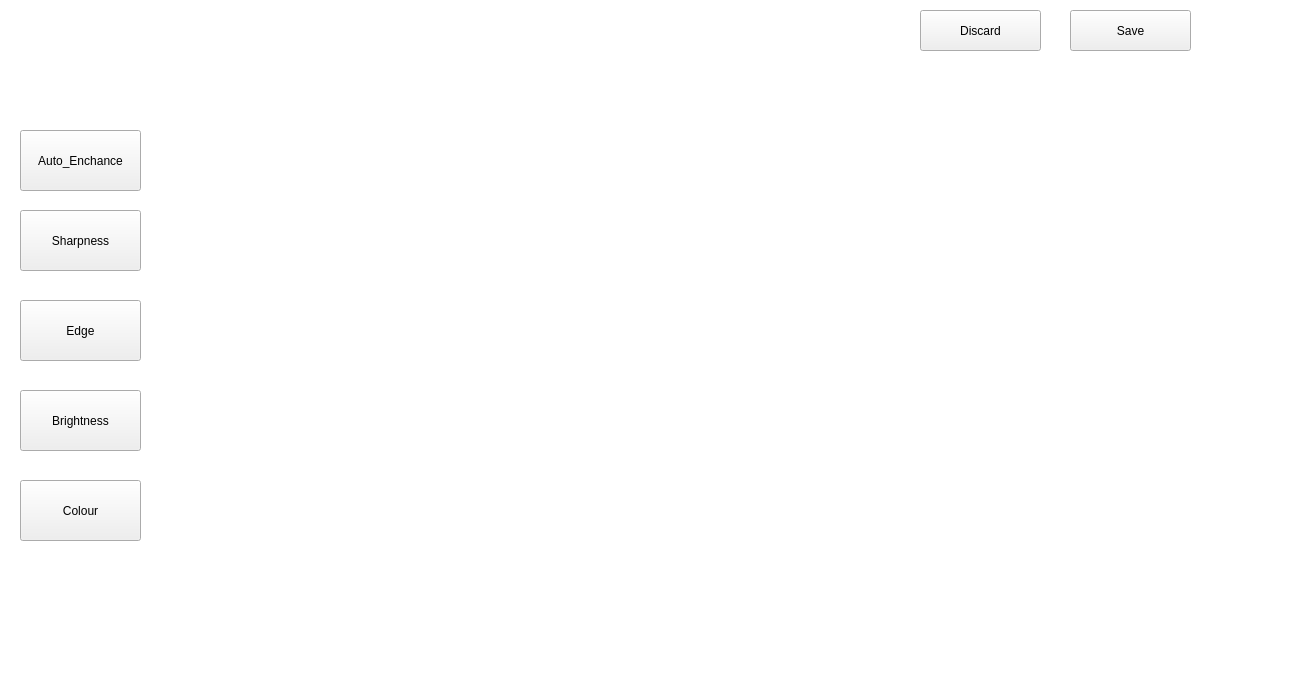
Qt form home.ui (rishuriya/Jovian-Perspective) before a commit.
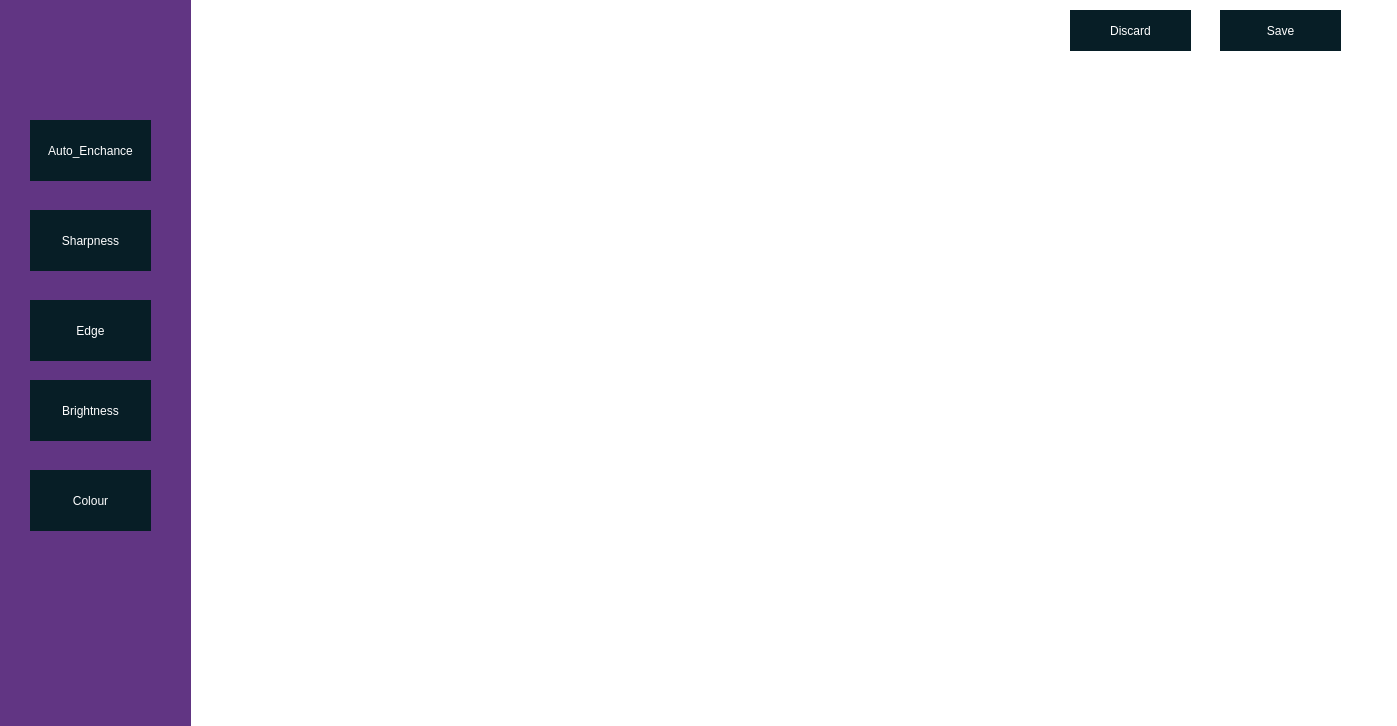
The same form after that commit. Icons and pictures are not drawn.

Patch:
```diff
--- a/home.ui
+++ b/home.ui
@@ -6,42 +6,60 @@
    <rect>
     <x>0</x>
     <y>0</y>
-    <width>1305</width>
-    <height>677</height>
+    <width>1397</width>
+    <height>726</height>
    </rect>
   </property>
+  <property name="sizePolicy">
+   <sizepolicy hsizetype="Maximum" vsizetype="Maximum">
+    <horstretch>0</horstretch>
+    <verstretch>0</verstretch>
+   </sizepolicy>
+  </property>
   <property name="windowTitle">
    <string>Form</string>
   </property>
+  <property name="styleSheet">
+   <string notr="true"/>
+  </property>
   <widget class="QFrame" name="frame">
    <property name="geometry">
     <rect>
      <x>0</x>
      <y>0</y>
-     <width>1311</width>
-     <height>681</height>
+     <width>1401</width>
+     <height>731</height>
     </rect>
    </property>
+   <property name="sizePolicy">
+    <sizepolicy hsizetype="Maximum" vsizetype="Maximum">
+     <horstretch>0</horstretch>
+     <verstretch>0</verstretch>
+    </sizepolicy>
+   </property>
+   <property name="styleSheet">
+    <string notr="true">*{
+border:none;
+background-color:#fff;
+color:#fff;
+}
+#ui{
+background-color:rgb(97, 53, 131)
+}
+QPushButton{
+background-color:#071e26;
+}</string>
+   </property>
    <property name="frameShape">
     <enum>QFrame::StyledPanel</enum>
    </property>
    <property name="frameShadow">
     <enum>QFrame::Raised</enum>
    </property>
-   <widget class="QTreeView" name="treeView">
-    <property name="geometry">
-     <rect>
-      <x>-5</x>
-      <y>-19</y>
-      <width>1311</width>
-      <height>701</height>
-     </rect>
-    </property>
-   </widget>
    <widget class="QLabel" name="original">
     <property name="geometry">
      <rect>
-      <x>190</x>
+      <x>210</x>
       <y>90</y>
       <width>451</width>
       <height>501</height>
@@ -54,7 +72,7 @@
    <widget class="QLabel" name="change">
     <property name="geometry">
      <rect>
-      <x>800</x>
+      <x>770</x>
       <y>90</y>
       <width>451</width>
       <height>501</height>
@@ -64,10 +82,73 @@
      <string/>
     </property>
    </widget>
+   <widget class="QPushButton" name="save">
+    <property name="geometry">
+     <rect>
+      <x>1220</x>
+      <y>10</y>
+      <width>121</width>
+      <height>41</height>
+     </rect>
+    </property>
+    <property name="text">
+     <string>Save</string>
+    </property>
+    <property name="icon">
+     <iconset theme="document-save"/>
+    </property>
+   </widget>
+   <widget class="QPushButton" name="discard">
+    <property name="geometry">
+     <rect>
+      <x>1070</x>
+      <y>10</y>
+      <width>121</width>
+      <height>41</height>
+     </rect>
+    </property>
+    <property name="text">
+     <string>Discard</string>
+    </property>
+    <property name="icon">
+     <iconset theme="edit-clear"/>
+    </property>
+   </widget>
+   <widget class="QFrame" name="ui">
+    <property name="geometry">
+     <rect>
+      <x>-10</x>
+      <y>-10</y>
+      <width>201</width>
+      <height>751</height>
+     </rect>
+    </property>
+    <property name="sizePolicy">
+     <sizepolicy hsizetype="Maximum" vsizetype="Maximum">
+      <horstretch>0</horstretch>
+      <verstretch>0</verstretch>
+     </sizepolicy>
+    </property>
+    <property name="styleSheet">
+     <string notr="true">*{
+border:none;
+background-color:rgb(97, 53, 131);
+color:#fff;
+}
+QPushButton{
+background-color:#071e26;
+}</string>
+    </property>
+    <property name="frameShape">
+     <enum>QFrame::StyledPanel</enum>
+    </property>
+    <property name="frameShadow">
+     <enum>QFrame::Raised</enum>
+    </property>
    <widget class="QPushButton" name="auto_2">
     <property name="geometry">
      <rect>
-      <x>20</x>
+       <x>40</x>
       <y>130</y>
       <width>121</width>
       <height>61</height>
@@ -80,8 +161,8 @@
    <widget class="QPushButton" name="sharpness">
     <property name="geometry">
      <rect>
-      <x>20</x>
-      <y>210</y>
+       <x>40</x>
+       <y>220</y>
       <width>121</width>
       <height>61</height>
      </rect>
@@ -93,8 +174,8 @@
    <widget class="QPushButton" name="edge">
     <property name="geometry">
      <rect>
-      <x>20</x>
-      <y>300</y>
+       <x>40</x>
+       <y>310</y>
       <width>121</width>
       <height>61</height>
      </rect>
@@ -106,7 +187,7 @@
    <widget class="QPushButton" name="brightness">
     <property name="geometry">
      <rect>
-      <x>20</x>
+       <x>40</x>
       <y>390</y>
       <width>121</width>
       <height>61</height>
@@ -119,7 +200,7 @@
    <widget class="QPushButton" name="colour">
     <property name="geometry">
      <rect>
-      <x>20</x>
+       <x>40</x>
       <y>480</y>
       <width>121</width>
       <height>61</height>
@@ -129,47 +210,19 @@
      <string>Colour</string>
     </property>
    </widget>
-   <widget class="QPushButton" name="save">
+    <widget class="QLabel" name="logo">
     <property name="geometry">
      <rect>
-      <x>1070</x>
-      <y>10</y>
-      <width>121</width>
-      <height>41</height>
+       <x>36</x>
+       <y>36</y>
+       <width>141</width>
+       <height>71</height>
      </rect>
     </property>
     <property name="text">
-     <string>Save</string>
-    </property>
-   </widget>
-   <widget class="QPushButton" name="discard">
-    <property name="geometry">
-     <rect>
-      <x>920</x>
-      <y>10</y>
-      <width>121</width>
-      <height>41</height>
-     </rect>
-    </property>
-    <property name="text">
-     <string>Discard</string>
-    </property>
-   </widget>
-   <widget class="QFrame" name="ui">
-    <property name="geometry">
-     <rect>
-      <x>-10</x>
-      <y>-10</y>
-      <width>201</width>
-      <height>691</height>
-     </rect>
-    </property>
-    <property name="frameShape">
-     <enum>QFrame::StyledPanel</enum>
-    </property>
-    <property name="frameShadow">
-     <enum>QFrame::Raised</enum>
-    </property>
+      <string/>
+     </property>
+    </widget>
    </widget>
    <zorder>ui</zorder>
    <zorder>treeView</zorder>
```
Left out of the diff: 6 changed lines with no effect on the pictures. Lines whose indentation alone changed are shown as unchanged.
